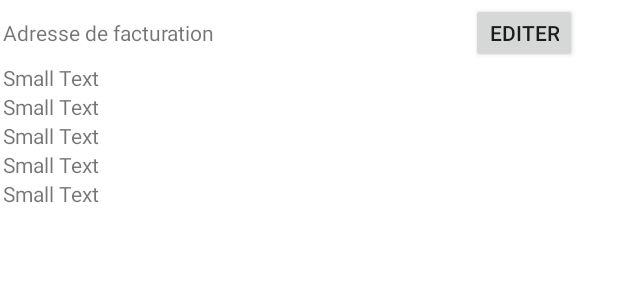
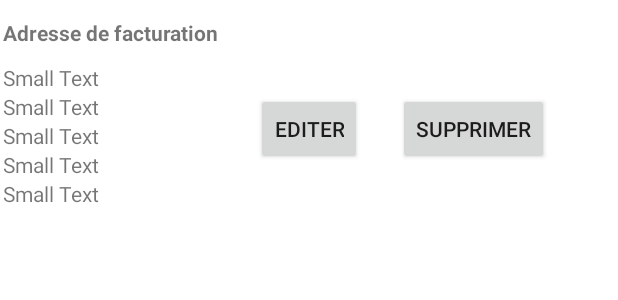
Before and after one commit to Deep21/Ecommerce, an Android app: the layout address_invoice_layout_fragment.xml on its own in the app's theme, with its tools: preview values and no code run, on a phone screen of 412 x 824 dp. Shown: the top 300 px of the screen. Run offline under Robolectric (Android 15) with nearby library versions, the phone set to English and light mode, and no system bars.

Commit message:
add buttons and listners

```diff
--- a/app/src/main/java/dw/fdb/com/fdbapp/adapter/CustomListAdapter.java
+++ b/app/src/main/java/dw/fdb/com/fdbapp/adapter/CustomListAdapter.java
@@ -14,7 +14,7 @@ public class CustomListAdapter extends BaseAdapter {
     List<? extends Item> items;
     LayoutInflater inflator;
     Context context;
-    AdapterOnClickListner adapterOnClickListner;
+    CustomListAdapter.AdapterOnClickListner adapterOnClickListner;
 
     public CustomListAdapter(Context context, List<? extends Item> items) {
         this.items = items;
@@ -26,7 +26,7 @@ public class CustomListAdapter extends BaseAdapter {
         public void buttonClicked(View v, int i);
     }
 
-    public void setOnClickListner(AdapterOnClickListner buttonListner){
+    public void setOnClickListner(CustomListAdapter.AdapterOnClickListner buttonListner){
         this.adapterOnClickListner = buttonListner;
     }
 
--- a/app/src/main/java/dw/fdb/com/fdbapp/fragments/cart/PaymentListFragment.java
+++ b/app/src/main/java/dw/fdb/com/fdbapp/fragments/cart/PaymentListFragment.java
@@ -45,6 +45,7 @@ public class PaymentListFragment extends BaseListFragment {
         List<Item> items = new ArrayList<Item>();
         if(cartModel !=null){
             List<CartProductList> cartProductList = cartModel.getProductList();
+
             for(CartProductList cart : cartProductList){
                 Payment payment = new Payment();
                 payment.setDescription(cart.getDescription());
--- a/app/src/main/res/layout/address_invoice_layout_fragment.xml
+++ b/app/src/main/res/layout/address_invoice_layout_fragment.xml
@@ -16,32 +16,19 @@
             android:id="@+id/title_invoice_address"
             android:layout_width="wrap_content"
             android:layout_height="wrap_content"
+            android:layout_alignParentLeft="true"
+            android:layout_alignParentStart="true"
+            android:layout_centerVertical="true"
             android:text="Adresse de facturation"
             android:textAppearance="?android:attr/textAppearanceSmall"
-            android:layout_centerVertical="true"
-            android:layout_alignParentLeft="true"
-            android:layout_alignParentStart="true" />
-
-        <Button
-            android:id="@+id/edit_invoice"
-            style="?android:attr/buttonStyleSmall"
-            android:layout_width="wrap_content"
-            android:layout_height="wrap_content"
-            android:layout_alignParentEnd="true"
-            android:layout_alignParentRight="true"
-            android:layout_alignParentTop="true"
-            android:layout_marginEnd="25dp"
-            android:layout_marginRight="25dp"
-            android:text="editer" />
-
-
+            android:textStyle="bold" />
     </RelativeLayout>
 
     <RelativeLayout
+        android:id="@+id/body"
         android:layout_width="match_parent"
         android:layout_height="match_parent"
-        android:layout_below="@+id/header"
-        android:id="@+id/body">
+        android:layout_below="@+id/header">
 
         <TextView
             android:id="@+id/first_name"
@@ -54,33 +41,55 @@
             android:id="@+id/last_name"
             android:layout_width="wrap_content"
             android:layout_height="wrap_content"
+            android:layout_below="@+id/first_name"
             android:text="Small Text"
-            android:textAppearance="?android:attr/textAppearanceSmall"
-            android:layout_below="@+id/first_name" />
+            android:textAppearance="?android:attr/textAppearanceSmall" />
 
         <TextView
             android:id="@+id/prix_ttc"
             android:layout_width="wrap_content"
             android:layout_height="wrap_content"
+            android:layout_below="@+id/last_name"
             android:text="Small Text"
-            android:textAppearance="?android:attr/textAppearanceSmall"
-            android:layout_below="@+id/last_name" />
+            android:textAppearance="?android:attr/textAppearanceSmall" />
 
         <TextView
             android:id="@+id/country"
             android:layout_width="wrap_content"
             android:layout_height="wrap_content"
+            android:layout_below="@+id/prix_ttc"
             android:text="Small Text"
-            android:textAppearance="?android:attr/textAppearanceSmall"
-            android:layout_below="@+id/prix_ttc"/>
+            android:textAppearance="?android:attr/textAppearanceSmall" />
 
         <TextView
             android:id="@+id/mobile"
             android:layout_width="wrap_content"
             android:layout_height="wrap_content"
+            android:layout_below="@+id/country"
             android:text="Small Text"
-            android:textAppearance="?android:attr/textAppearanceSmall"
-            android:layout_below="@+id/country" />
+            android:textAppearance="?android:attr/textAppearanceSmall" />
+
+        <Button
+            android:id="@+id/edit_address_invoice"
+            style="?android:attr/buttonStyleSmall"
+            android:layout_width="wrap_content"
+            android:layout_height="wrap_content"
+            android:layout_alignParentTop="true"
+            android:layout_centerHorizontal="true"
+            android:layout_marginTop="20dp"
+            android:text="editer" />
+
+        <Button
+            android:id="@+id/remove_address_invoice"
+            style="?android:attr/buttonStyleSmall"
+            android:layout_width="wrap_content"
+            android:layout_height="wrap_content"
+            android:layout_alignParentTop="true"
+            android:layout_marginLeft="24dp"
+            android:layout_marginTop="20dp"
+            android:layout_toEndOf="@+id/edit_address_invoice"
+            android:layout_toRightOf="@+id/edit_address_invoice"
+            android:text="Supprimer" />
 
     </RelativeLayout>
 
--- a/app/src/main/res/layout/product_list_layout.xml
+++ b/app/src/main/res/layout/product_list_layout.xml
@@ -18,7 +18,6 @@
         android:id="@+id/libelle_produit"
         android:layout_width="wrap_content"
         android:layout_height="wrap_content"
-
         android:text="TextView"
         android:layout_alignTop="@+id/product_image"
         android:layout_toRightOf="@+id/product_image"
```
Also changed, not shown: app/src/main/java/dw/fdb/com/fdbapp/fragments/address/AddressListFragment.java (+36 -5 lines), app/src/main/java/dw/fdb/com/fdbapp/model/address/AddressDelivery.java (+21 -2 lines), app/src/main/java/dw/fdb/com/fdbapp/model/address/AddressInvoice.java (+21 -2 lines), app/src/main/java/dw/fdb/com/fdbapp/model/cart/Payment.java (+9 -8 lines), app/src/main/res/layout/address_delivery_layout_fragment.xml (+25 -16 lines), app/src/main/res/layout/payment_layout_fragment.xml (+10 -19 lines), app/src/main/res/layout/payment_list_fragment.xml (+30 -20 lines).
